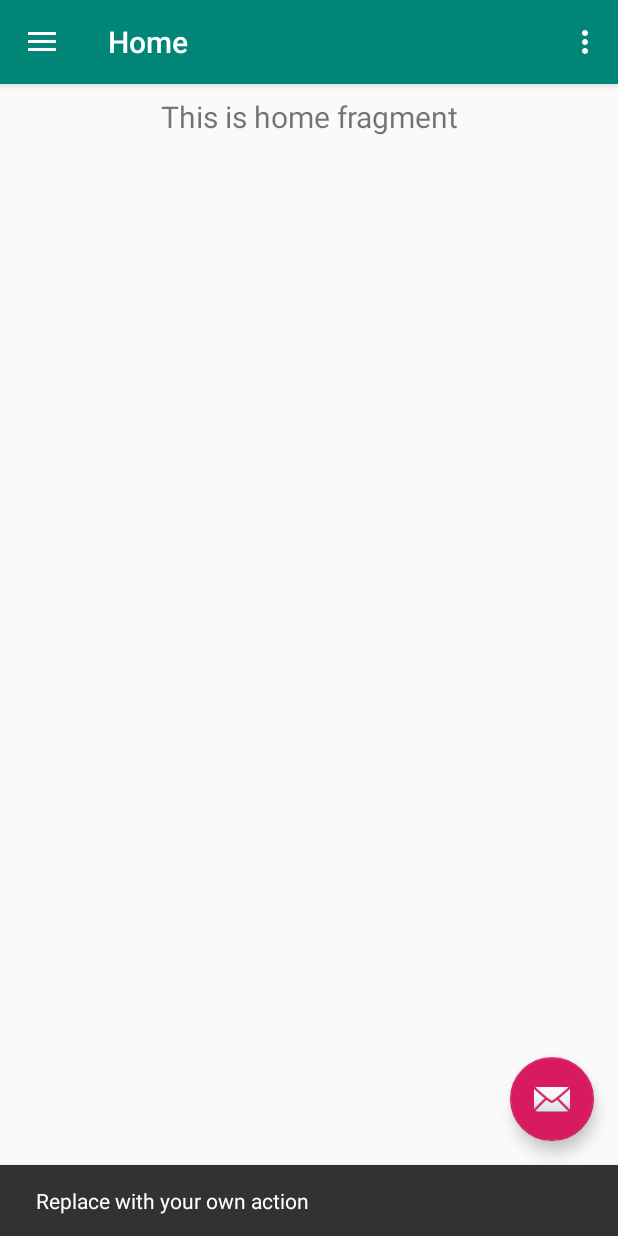
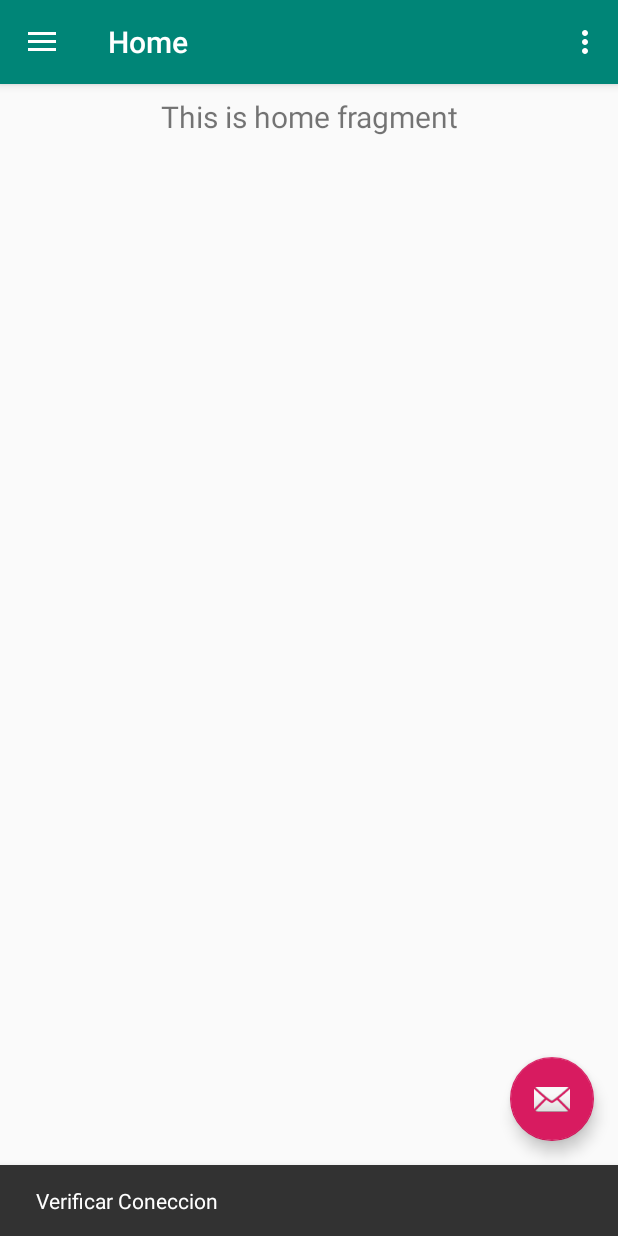
Before and after one commit to Aldanu/MochilaInteligente, an Android app: the screen it shows after launch (MainActivity), after a tap on an icon or button, on a phone screen of 412 x 824 dp. Run offline under Robolectric (Android 15) with nearby library versions, the phone set to English and light mode, and no system bars; our stand-ins replace navigation-ui.

Commit message:
Correccion del codigo

```diff
--- a/app/src/main/java/com/example/mochilainteligente/MainActivity.java
+++ b/app/src/main/java/com/example/mochilainteligente/MainActivity.java
@@ -35,7 +35,7 @@ public class MainActivity extends AppCompatActivity {
         fab.setOnClickListener(new View.OnClickListener() {
             @Override
             public void onClick(View view) {
-                Snackbar.make(view, "Replace with your own action", Snackbar.LENGTH_LONG)
+                Snackbar.make(view, "Verificar Coneccion", Snackbar.LENGTH_LONG)
                         .setAction("Action", null).show();
             }
         });
@@ -66,4 +66,6 @@ public class MainActivity extends AppCompatActivity {
         return NavigationUI.navigateUp(navController, mAppBarConfiguration)
                 || super.onSupportNavigateUp();
     }
+
+
 }
--- a/app/src/main/res/layout/activity_main.xml
+++ b/app/src/main/res/layout/activity_main.xml
@@ -7,7 +7,10 @@
     android:layout_height="match_parent"
     android:fitsSystemWindows="true"
     tools:openDrawer="start">
-
+    <include
+        layout="@layout/app_bar_main"
+        android:layout_width="match_parent"
+        android:layout_height="match_parent" />
     <com.google.android.material.navigation.NavigationView
         android:id="@+id/nav_view"
         android:layout_width="wrap_content"
@@ -17,9 +20,6 @@
         app:headerLayout="@layout/nav_header_main"
         app:menu="@menu/activity_main_drawer" />
 
-    <include
-        layout="@layout/app_bar_main"
-        android:layout_width="match_parent"
-        android:layout_height="match_parent" />
+
 
 </androidx.drawerlayout.widget.DrawerLayout>
```
